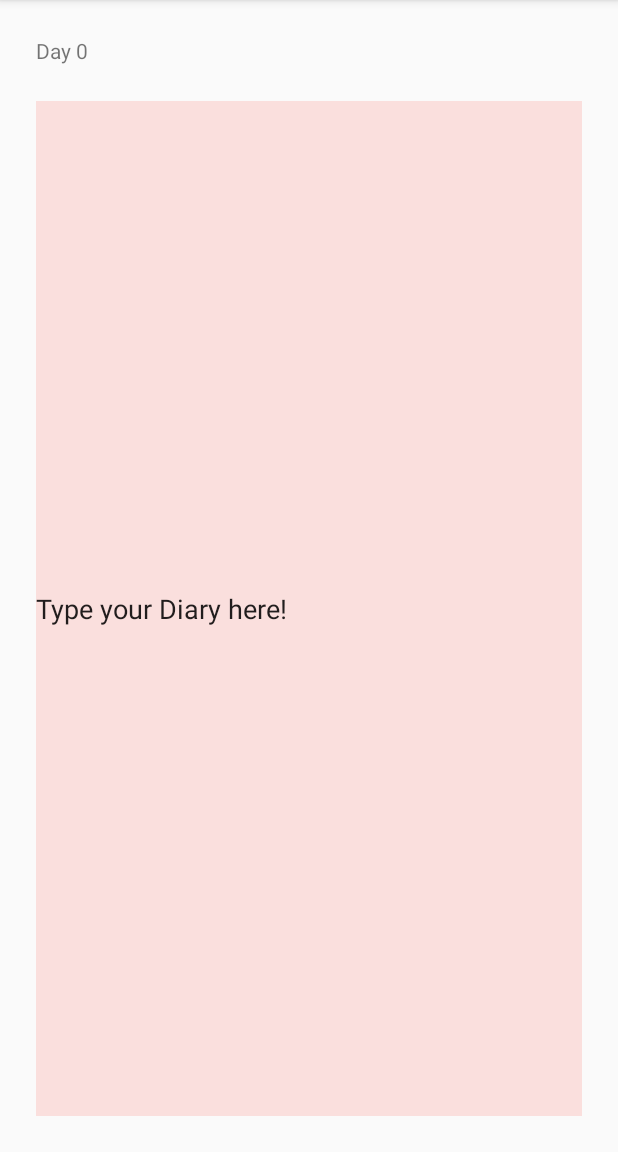
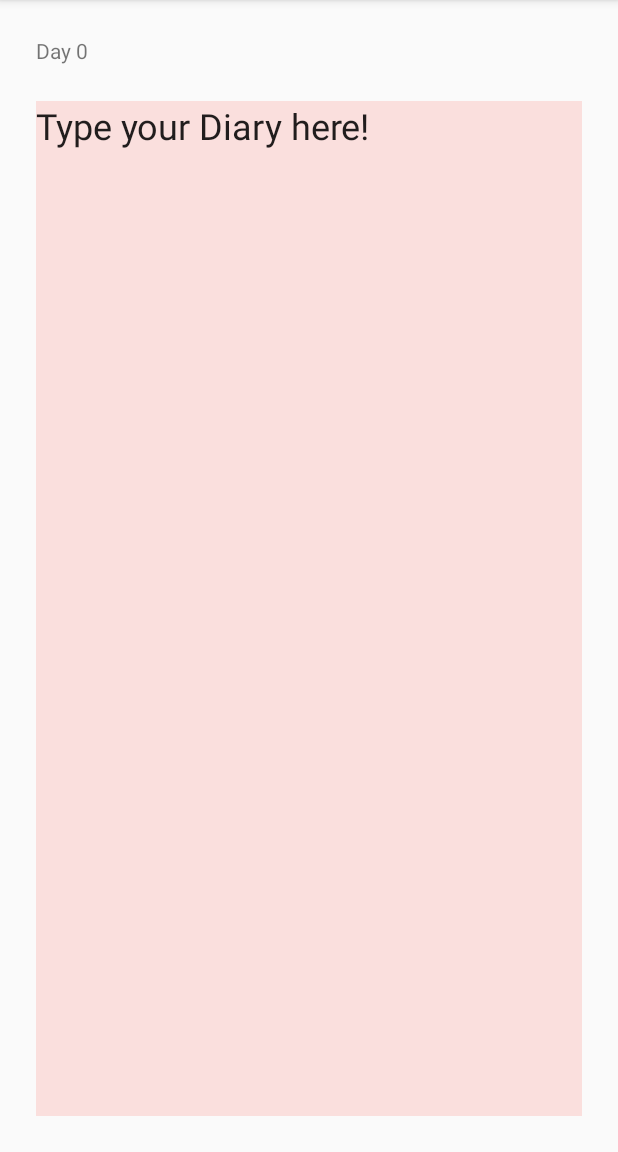
Before and after one commit to Salvist/MyDay, an Android app: the screen it shows after launch (MainActivity), on a phone screen of 412 x 824 dp, the part 84-1236 px from its top. Run offline under Robolectric (Android 15) with nearby library versions, the phone set to English and light mode, and no system bars.

Commit message:
Changed input type for diary edit text

```diff
--- a/app/src/main/java/com/diary/myday/MainActivity.java
+++ b/app/src/main/java/com/diary/myday/MainActivity.java
@@ -12,8 +12,4 @@ public class MainActivity extends AppCompatActivity {
         setContentView(R.layout.activity_main);
     }
 
-    public static void textBox(){
-        android.content.Context(); //testing purpose only
-    }
-
 }
--- a/app/src/main/res/layout/activity_main.xml
+++ b/app/src/main/res/layout/activity_main.xml
@@ -18,8 +18,10 @@
         android:layout_marginBottom="24dp"
         android:autofillHints=""
         android:background="#26F44336"
-        android:inputType="text"
+        android:gravity="start"
+        android:scrollHorizontally="false"
         android:text="@string/diary"
+        android:textSize="24sp"
         app:layout_constraintBottom_toBottomOf="parent"
         app:layout_constraintEnd_toEndOf="parent"
         app:layout_constraintStart_toStartOf="parent"
```
